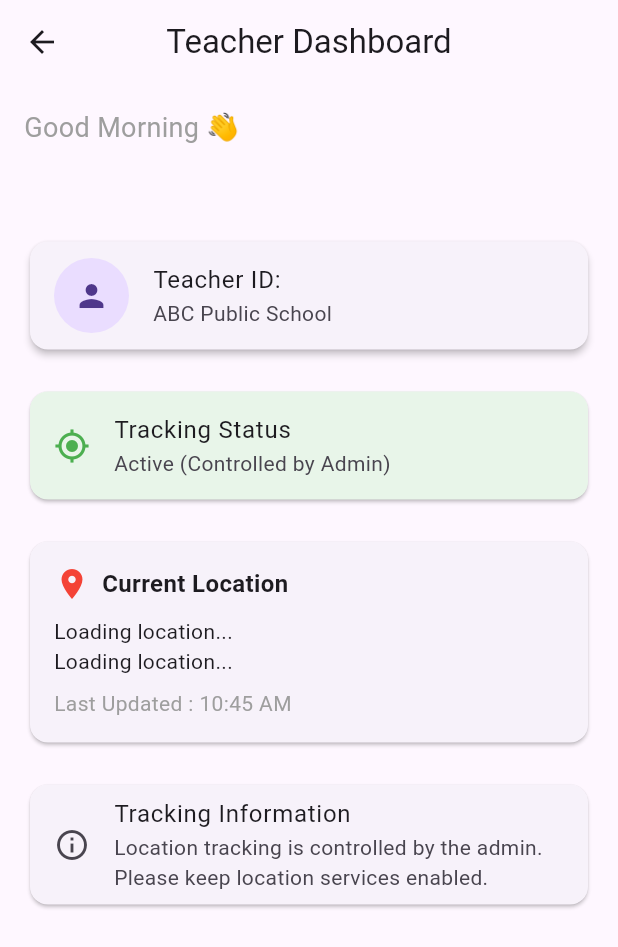
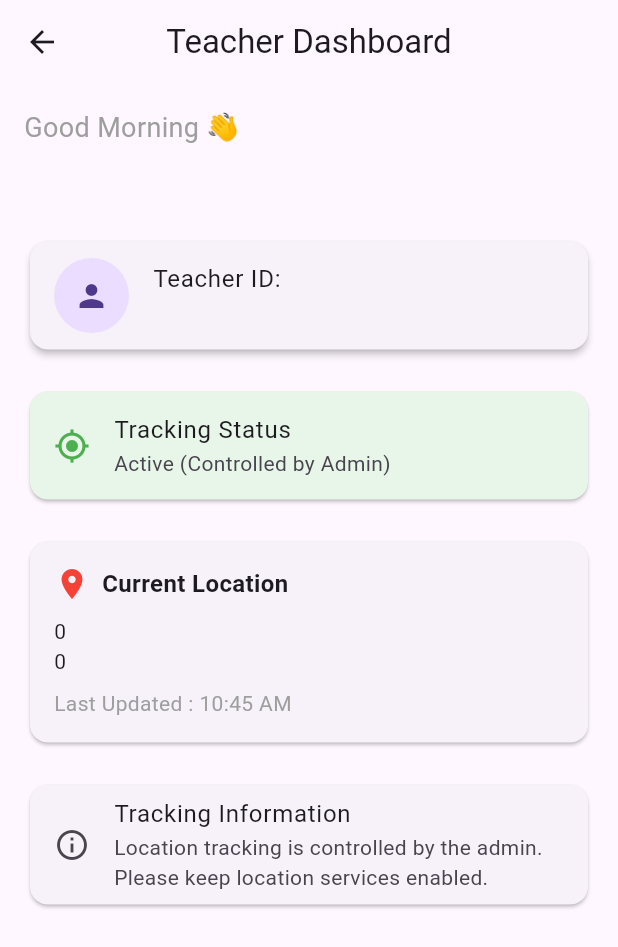
Before and after one commit to SinghVanshraj/Teacher-Tracker, a Flutter app: the TeachersDashboardView screen opened directly, on a phone screen of 412 x 824 dp. Shown: the top 947 px of the screen. Run offline on Flutter 3.47's test engine with Material 3 defaults, Android fonts, the phone set to English and light mode, and no system bars; our stand-ins replace cloud_firestore, firebase_auth, firebase_core, flutter_map, geolocator, latlong2; accounts and stored records are empty.

Commit message:
tenth commit

```diff
--- a/lib/features/dashboard/teachers/teachers_dashboard_view.dart
+++ b/lib/features/dashboard/teachers/teachers_dashboard_view.dart
@@ -1,7 +1,9 @@
 import 'package:flutter/material.dart';
 import 'package:provider/provider.dart';
+import 'package:teacher_tracker/core/services/firebase_teachers_database.dart';
 import 'package:teacher_tracker/features/auth/viewmodels/auth_view_model.dart';
 import 'package:teacher_tracker/features/institute/viewmodels/institute_view_model.dart';
+import 'package:teacher_tracker/features/location/viewmodels/location_viewmodel.dart';
 import 'package:teacher_tracker/features/teacher/viewmodels/teacher_viewmodel.dart';
 
 class TeachersDashboardView extends StatefulWidget {
@@ -22,6 +24,10 @@ class _TeachersDashboardViewState extends State<TeachersDashboardView> {
       final uid = context.read<AuthViewModel>().user!.uid;
       final _teacher = context.read<TeacherViewmodel>();
       final institue = context.read<InstituteViewModel>();
+      final locationVM = context.read<LocationViewmodel>();
+      final service = FirebaseTeachersDatabase();
+
+      locationVM.startTracking(service.getTeacherLocation());
 
       _teacher.fetchTeacher(uid).then((_) {
         final iId = _teacher.teacher?.instituteId;
@@ -35,8 +41,11 @@ class _TeachersDashboardViewState extends State<TeachersDashboardView> {
 
   @override
   Widget build(BuildContext context) {
+    final _authVM = context.watch<AuthViewModel>();
     final _teacherVM = context.watch<TeacherViewmodel>();
     final _institueVM = context.watch<InstituteViewModel>();
+    final _locationVM = context.watch<LocationViewmodel>();
+    final String uid = _authVM.user?.uid ?? "";
     final String name = _teacherVM.teacher?.name ?? "Teacher";
     final String email = _teacherVM.teacher?.email ?? "Unknown";
 
@@ -80,7 +89,7 @@ class _TeachersDashboardViewState extends State<TeachersDashboardView> {
               child: ListTile(
                 leading: CircleAvatar(radius: 25, child: Icon(Icons.person)),
                 title: Text("Teacher ID: $email"),
-                subtitle: Text("ABC Public School"),
+                subtitle: Text(_institueVM.instituteModel?.name ?? ""),
               ),
             ),
 
@@ -130,16 +139,8 @@ class _TeachersDashboardViewState extends State<TeachersDashboardView> {
 
                     SizedBox(height: 10),
 
-                    Text(
-                      _institueVM.instituteModel == null
-                          ? "Loading location..."
-                          : "Latitude : ${_institueVM.instituteModel!.geoPoint.latitude}",
-                    ),
-                    Text(
-                      _institueVM.instituteModel == null
-                          ? "Loading location..."
-                          : "Latitude : ${_institueVM.instituteModel!.geoPoint.longitude}",
-                    ),
+                    Text(_locationVM.currentLocation?.latitude.toString() ?? 0.toString()),
+                    Text(_locationVM.currentLocation?.longitude.toString() ?? 0.toString()),
 
                     SizedBox(height: 8),
 
--- a/lib/main.dart
+++ b/lib/main.dart
@@ -4,6 +4,7 @@ import 'package:teacher_tracker/features/auth/viewmodels/auth_view_model.dart';
 import 'package:teacher_tracker/features/auth/views/auth_view.dart';
 import 'package:teacher_tracker/features/dashboard/admin/admin_view_model.dart';
 import 'package:teacher_tracker/features/institute/viewmodels/institute_view_model.dart';
+import 'package:teacher_tracker/features/location/viewmodels/location_viewmodel.dart';
 import 'package:teacher_tracker/features/teacher/viewmodels/teacher_viewmodel.dart';
 import 'package:teacher_tracker/firebase_options.dart';
 import 'package:provider/provider.dart';
@@ -18,6 +19,7 @@ void main() async {
         ChangeNotifierProvider(create: (_) => TeacherViewmodel()),
         ChangeNotifierProvider(create: (_) => AdminViewModel()),
         ChangeNotifierProvider(create: (_) => InstituteViewModel()),
+        ChangeNotifierProvider(create: (_) => LocationViewmodel())
       ],
       child: const MyApp(),
     ),
```
Also changed, not shown: lib/core/services/firebase_teachers_database.dart (+14 -3 lines), lib/features/location/models/location_model.dart (+11 -0 lines), lib/features/location/viewmodels/location_viewmodel.dart (+20 -7 lines).
